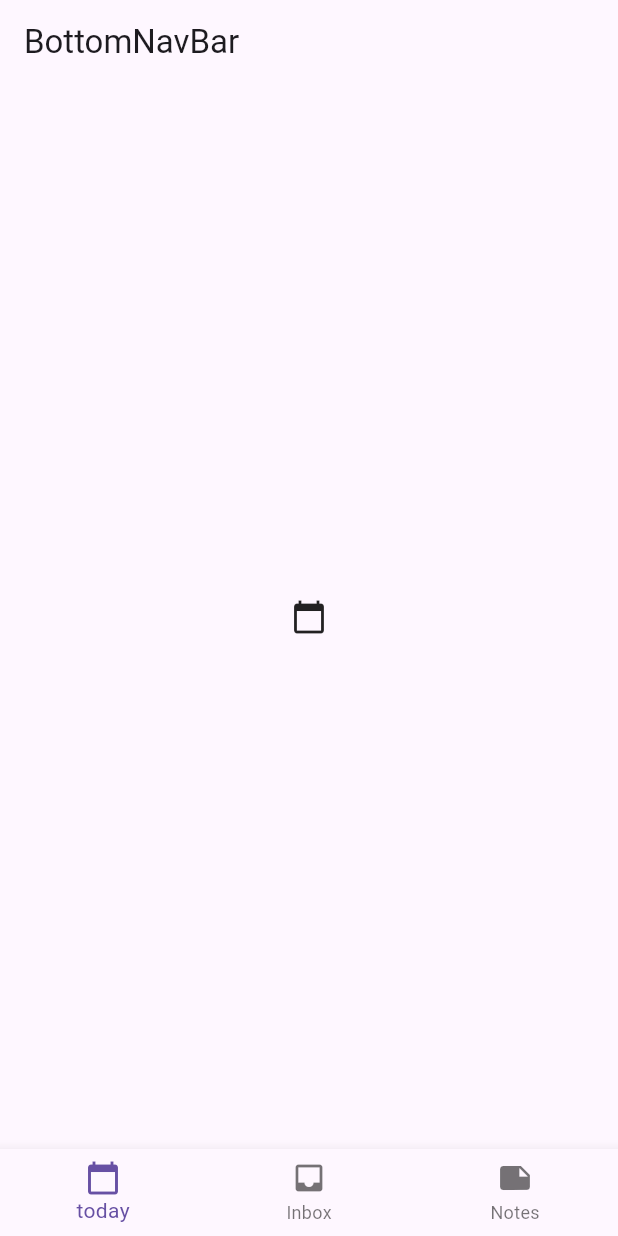
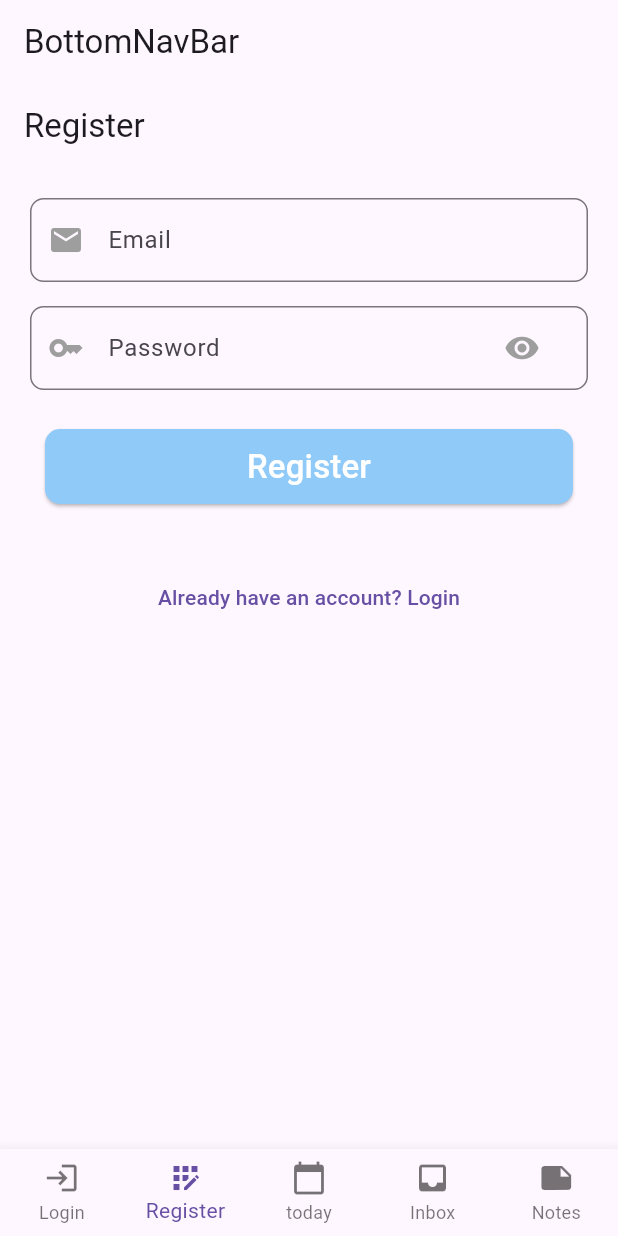
Before and after one commit to joekueng/progetto-m335-flutter, a Flutter app: the screen it shows after launch, on a phone screen of 412 x 824 dp. Run offline on Flutter 3.47's test engine with Material 2 defaults, Android fonts, the phone set to English and light mode, and no system bars; our stand-ins replace firebase_auth, firebase_core, form_field_validator, google_sign_in; accounts and stored records are empty.

Commit message:
aggiunto schermate login e register

```diff
--- a/lib/main.dart
+++ b/lib/main.dart
@@ -1,6 +1,15 @@
+import 'package:firebase_core/firebase_core.dart';
+import 'firebase_options.dart';
+
 import 'package:flutter/material.dart';
 import 'myApp.dart';
 
-void main() {
+void main() async {
+
+  WidgetsFlutterBinding.ensureInitialized();
+  await Firebase.initializeApp(
+    options: DefaultFirebaseOptions.currentPlatform,
+  );
+
   runApp(MyApp());
 }
--- a/lib/myApp.dart
+++ b/lib/myApp.dart
@@ -4,13 +4,13 @@ import 'navigation.dart';
 class MyApp extends StatelessWidget {
   const MyApp({ Key? key }) : super(key: key);
 
+
   @override
   Widget build(BuildContext context) {
     return MaterialApp(
       title: 'My App',
       theme: ThemeData(
-        useMaterial3: true,
-        primaryColor: Colors.red,
+        useMaterial3: true
       ),
       home: Navigation()
     );
--- a/lib/navigation.dart
+++ b/lib/navigation.dart
@@ -1,7 +1,12 @@
+import 'package:firebase_auth/firebase_auth.dart';
 import 'package:flutter/material.dart';
+import 'package:progetto_m335_flutter/pages/LoginView.dart';
+import 'package:progetto_m335_flutter/pages/RegisterView.dart';
 import 'pages/TodayView.dart';
 import 'pages/InboxView.dart';
 import 'pages/NotesView.dart';
+
+
 
 class Navigation extends StatefulWidget {
   const Navigation({super.key});
@@ -12,17 +17,34 @@ class Navigation extends StatefulWidget {
 
 class _NavigationState extends State<Navigation> {
 
-  int _selectedIndex = 0;
+  int _selectedIndex = 1;
   static const List<Widget> _widgetOptions = <Widget>[
+    LoginView(),
+    RegisterView(),
     TodayView(),
     InboxView(),
     NotesView(),
   ];
+  FirebaseAuth auth = FirebaseAuth.instance;
 
   void _onItemTapped(int index) {
     setState(() {
       _selectedIndex = index;
     });
+  }
+
+  @override
+  void initState() {
+    FirebaseAuth.instance
+        .authStateChanges()
+        .listen((User? user) {
+      if (user == null) {
+        print('User is currently signed out!');
+      } else {
+        print('User is signed in!');
+      }
+    });
+    super.initState();
   }
 
   @override
@@ -34,6 +56,8 @@ class _NavigationState extends State<Navigation> {
       body: Center(child: _widgetOptions.elementAt(_selectedIndex)),
       bottomNavigationBar: BottomNavigationBar(
         items: const <BottomNavigationBarItem>[
+          BottomNavigationBarItem(icon: Icon(Icons.login), label: "Login"),
+          BottomNavigationBarItem(icon: Icon(Icons.app_registration), label: "Register"),
           BottomNavigationBarItem(
               icon: Icon(Icons.calendar_today), label: "today"),
           BottomNavigationBarItem(icon: Icon(Icons.inbox), label: "Inbox"),
@@ -41,6 +65,7 @@ class _NavigationState extends State<Navigation> {
         ],
         currentIndex: _selectedIndex,
         onTap: _onItemTapped,
+        type: BottomNavigationBarType.fixed,
       ),
     );
   }
--- /dev/null
+++ b/lib/pages/LoginView.dart
@@ -0,0 +1,45 @@
+import 'package:firebase_auth/firebase_auth.dart';
+import 'package:flutter/material.dart';
+import 'package:google_sign_in/google_sign_in.dart';
+
+class LoginView extends StatefulWidget {
+  const LoginView({super.key});
+
+  @override
+  State<LoginView> createState() => _LoginViewState();
+}
+
+class _LoginViewState extends State<LoginView> {
+
+  Future<UserCredential> signInWithGoogle() async {
+    // Trigger the authentication flow
+    final GoogleSignInAccount? googleUser = await GoogleSignIn().signIn();
+
+    // Obtain the auth details from the request
+    final GoogleSignInAuthentication? googleAuth = await googleUser?.authentication;
+
+    // Create a new credential
+    final credential = GoogleAuthProvider.credential(
+      accessToken: googleAuth?.accessToken,
+      idToken: googleAuth?.idToken,
+    );
+
+    // Once signed in, return the UserCredential
+    return await FirebaseAuth.instance.signInWithCredential(credential);
+  }
+
+  @override
+  void initState() {
+    signInWithGoogle().then((value) => print(value));
+    super.initState();
+  }
+
+  @override
+  Widget build(BuildContext context) {
+    return const Scaffold(
+        body: Center(
+            child: Icon(Icons.login)
+        )
+    );
+  }
+}
--- /dev/null
+++ b/lib/pages/RegisterView.dart
@@ -0,0 +1,186 @@
+import 'package:firebase_auth/firebase_auth.dart';
+import 'package:flutter/material.dart';
+import 'package:form_field_validator/form_field_validator.dart';
+import 'package:flutter/foundation.dart';
+import 'package:progetto_m335_flutter/pages/LoginView.dart';
+
+class RegisterView extends StatefulWidget {
+  const RegisterView({Key? key}) : super(key: key);
+
+  @override
+  State<RegisterView> createState() => _RegisterViewState();
+}
+
+class _RegisterViewState extends State<RegisterView> {
+  String email = '';
+  String password = '';
+  bool showPassword = false;
+  Color buttonColor = Colors.blue[200]!;
+
+  void register() async {
+    print("$email $password");
+    if (_formkey.currentState!.validate()) {
+      try {
+        final credential =
+            await FirebaseAuth.instance.createUserWithEmailAndPassword(
+          email: email,
+          password: password,
+        );
+      } on FirebaseAuthException catch (e) {
+        if (e.code == 'weak-password') {
+          print('The password provided is too weak.');
+        } else if (e.code == 'email-already-in-use') {
+          print('The account already exists for that email.');
+        }
+      } catch (e) {
+        print(e);
+      }
+    }
+  }
+
+  Map userData = {};
+  final _formkey = GlobalKey<FormState>();
+
+  @override
+  Widget build(BuildContext context) {
+    return Scaffold(
+        appBar: AppBar(
+          title: Text('Register'),
+        ),
+        body: SingleChildScrollView(
+          child: Padding(
+            padding: const EdgeInsets.all(12.0),
+            child: Form(
+                key: _formkey,
+                child: Column(
+                  crossAxisAlignment: CrossAxisAlignment.start,
+                  children: <Widget>[
+                    Padding(
+                      padding: const EdgeInsets.all(8.0),
+                      child: TextFormField(
+                        onChanged: (val) {
+                          setState(() {
+                            email = val;
+                            if (password.length > 6 && _formkey.currentState!.validate()) {
+                              buttonColor = Colors.blue[400]!;
+                            } else {
+                              buttonColor = Colors.blue[200]!;
+                            }
+                          });
+                        },
+                        validator: MultiValidator([
+                          RequiredValidator(errorText: 'Enter email address'),
+                          EmailValidator(
+                              errorText: 'Please correct email filled'),
+                        ]),
+                        decoration: const InputDecoration(
+                            hintText: 'Email',
+                            labelText: 'Email',
+                            prefixIcon: Icon(
+                              Icons.email,
+                              color: Colors.grey,
+                            ),
+                            errorStyle: TextStyle(fontSize: 18.0),
+                            border: OutlineInputBorder(
+                                borderSide: BorderSide(color: Colors.red),
+                                borderRadius:
+                                    BorderRadius.all(Radius.circular(9.0)))),
+                      ),
+                    ),
+                    Padding(
+                        padding: const EdgeInsets.all(8.0),
+                        child: TextFormField(
+                          obscureText: !showPassword,
+                          onChanged: (val) {
+                            setState(() {
+                              password = val;
+                              if (password.length > 6 && _formkey.currentState!.validate()) {
+                                buttonColor = Colors.blue[400]!;
+                              } else {
+                                buttonColor = Colors.blue[200]!;
+                              }
+                            });
+                          },
+                          validator: MultiValidator([
+                            RequiredValidator(errorText: 'Enter a password'),
+                            PatternValidator(
+                                r'^(?=.*[a-z])(?=.*[A-Z])(?=.*\d)(?=.*[@$!%*?&])[A-Za-z\d@$!%*?&]{6,}$',
+                                errorText: 'enter a valid password'),
+                          ]),
+                          decoration: InputDecoration(
+                              hintText: 'Password',
+                              labelText: 'Password',
+                              prefixIcon: const Icon(
+                                Icons.key,
+                                color: Colors.grey,
+                              ),
+                              suffixIcon: Padding(
+                                padding: const EdgeInsets.only(right: 20.0),
+                                child: IconButton(
+                                    icon: Icon(
+                                      showPassword
+                                          ? Icons.visibility_off
+                                          : Icons.visibility,
+                                      color: Colors.grey,
+                                    ),
+                                    onPressed: () {
+                                      setState(() {
+                                        showPassword = !showPassword;
+                                      });
+                                    }),
+                              ),
+                              errorStyle: const TextStyle(fontSize: 18.0),
+                              border: const OutlineInputBorder(
+                                  borderSide: BorderSide(color: Colors.red),
+                                  borderRadius:
+                                      BorderRadius.all(Radius.circular(9.0)))),
+                        )),
+                    Center(
+                        child: Padding(
+                      padding: const EdgeInsets.all(18.0),
+                      child: SizedBox(
+                        // margin: EdgeInsets.fromLTRB(200, 20, 50, 0),
+                        width: MediaQuery.of(context).size.width,
+
+                        height: 50,
+                        // margin: EdgeInsets.fromLTRB(200, 20, 50, 0),
+                        child: ElevatedButton(
+                          style: ElevatedButton.styleFrom(
+                            backgroundColor: buttonColor,
+                            shape: RoundedRectangleBorder(
+                              borderRadius: BorderRadius.circular(10),
+                            ),
+                          ),
+                          child: const Text(
+                            'Register',
+                            style: TextStyle(color: Colors.white, fontSize: 22),
+                          ),
+                          onPressed: () {
+                            register();
+                          },
+                        ),
+                      ),
+                    )),
+                    Center(
+                      child: Padding(
+                        padding: const EdgeInsets.only(top: 20),
+                        child: Center(
+                          child: TextButton(
+                            child: const Text('Already have an account? Login'),
+                            onPressed: () {
+                              Navigator.push(
+                                context,
+                                MaterialPageRoute(
+                                    builder: (context) => const LoginView()),
+                              );
+                            },
+                          ),
+                        ),
+                      ),
+                    ),
+                  ],
+                )),
+          ),
+        ));
+  }
+}
--- a/pubspec.yaml
+++ b/pubspec.yaml
@@ -31,12 +31,16 @@ dependencies:
   flutter:
     sdk: flutter
 
+  google_sign_in: ^6.1.5
+
 
   # The following adds the Cupertino Icons font to your application.
   # Use with the CupertinoIcons class for iOS style icons.
   cupertino_icons: ^1.0.2
   firebase_core: ^2.16.0
   url_launcher: ^6.1.14
+  firebase_auth: ^4.10.0
+  form_field_validator: ^1.1.0
 
 dev_dependencies:
   flutter_test:
```
Also changed, not shown: lib/firebase_options.dart (added), 1 other file.
